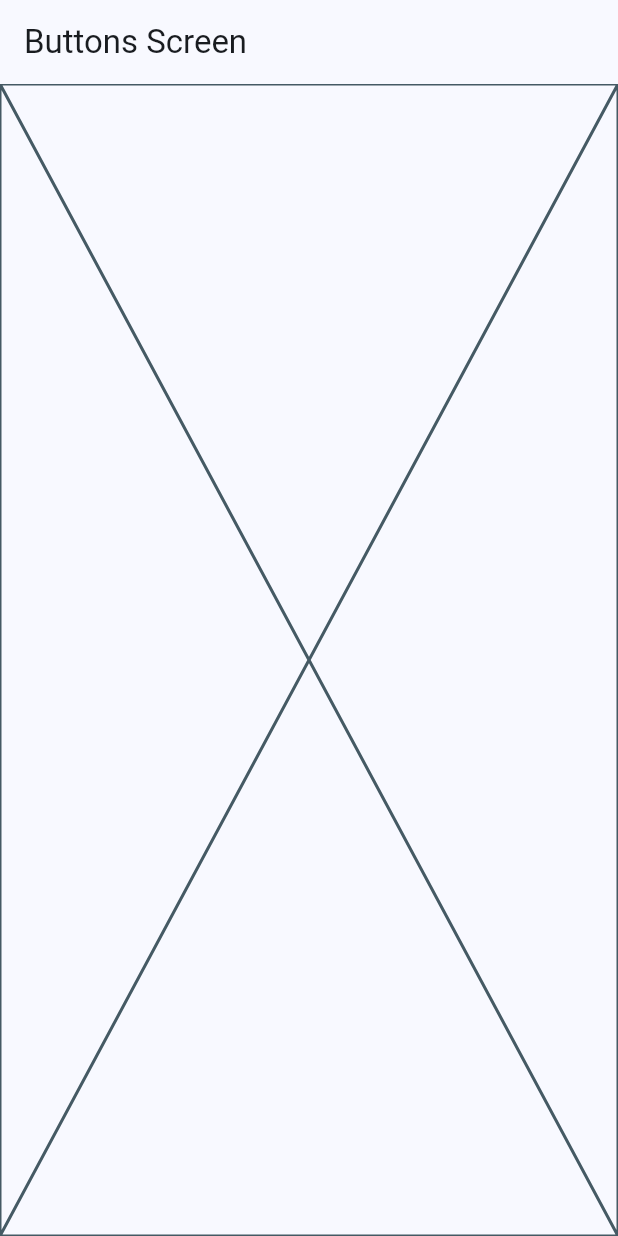
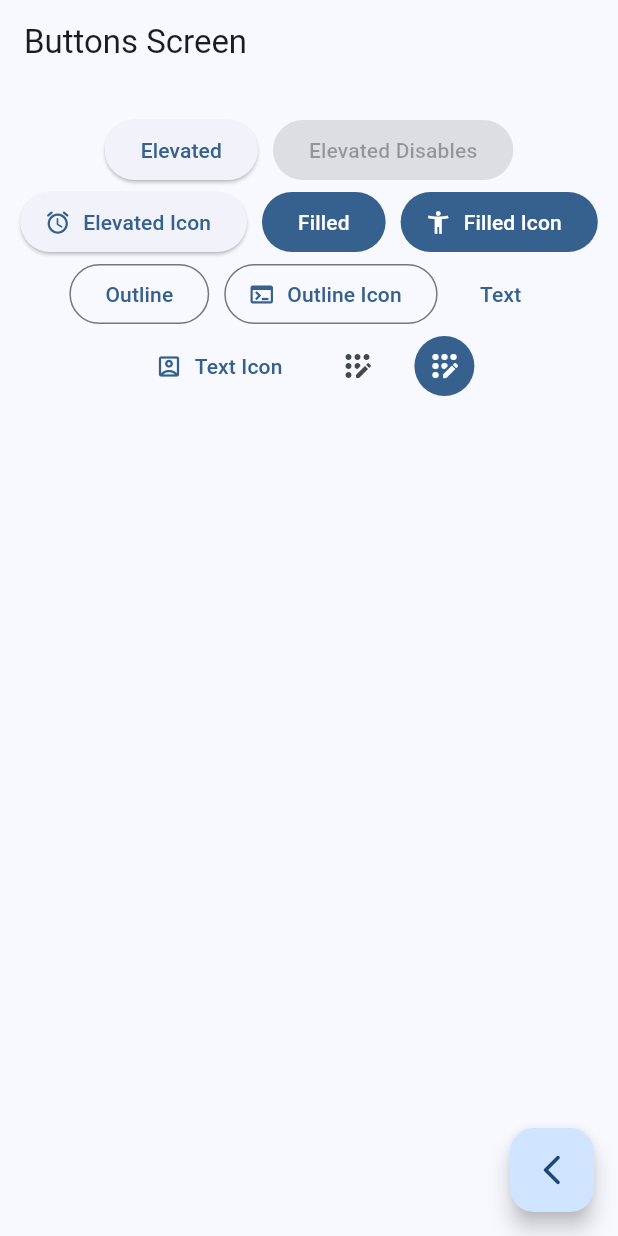
Before and after one commit to santiagomillan/widgets_app, a Flutter app: the ButtonsScreen screen opened by its route, on a phone screen of 412 x 824 dp. Run offline on Flutter 3.47's test engine with Material 3 defaults, Android fonts, the phone set to English and light mode, and no system bars; our stand-ins replace go_router.

```diff
--- a/lib/presentation/screens/buttons/buttons_screen.dart
+++ b/lib/presentation/screens/buttons/buttons_screen.dart
@@ -1,4 +1,5 @@
 import 'package:flutter/material.dart';
+import 'package:go_router/go_router.dart';
 
 class ButtonsScreen extends StatelessWidget {
   static const String name = 'buttons_screen';
@@ -11,7 +12,70 @@ class ButtonsScreen extends StatelessWidget {
       appBar: AppBar(
         title: const Text('Buttons Screen'),
       ),
-      body: const Placeholder(),
+      body: const _ButtonsView(),
+      floatingActionButton: FloatingActionButton(
+        child: const Icon(Icons.arrow_back_ios_new_rounded),
+        onPressed: () {
+          context.pop();
+        },
+      ),
     );
   }
 }
+
+class _ButtonsView extends StatelessWidget {
+  const _ButtonsView();
+
+  @override
+  Widget build(BuildContext context) {
+    final colors = Theme.of(context).colorScheme;
+    return SizedBox(
+      width: double.infinity,
+      child: Padding(
+        padding: const EdgeInsets.symmetric(horizontal: 10, vertical: 20),
+        child: Wrap(
+          spacing: 10,
+          alignment: WrapAlignment.center,
+          children: [
+            ElevatedButton(onPressed: () {}, child: const Text('Elevated')),
+            const ElevatedButton(
+                onPressed: null, child: Text('Elevated Disables')),
+            ElevatedButton.icon(
+                onPressed: () {},
+                icon: const Icon(Icons.access_alarm_rounded),
+                label: const Text('Elevated Icon')),
+            FilledButton(onPressed: () {}, child: const Text('Filled')),
+            FilledButton.icon(
+                onPressed: () {},
+                icon: const Icon(Icons.accessibility_new),
+                label: const Text('Filled Icon')),
+            OutlinedButton(onPressed: () {}, child: const Text('Outline')),
+            OutlinedButton.icon(
+              onPressed: () {},
+              label: const Text('Outline Icon'),
+              icon: const Icon(Icons.terminal),
+            ),
+            TextButton(onPressed: () {}, child: const Text('Text')),
+            TextButton.icon(
+                onPressed: () {},
+                icon: const Icon(Icons.account_box_outlined),
+                label: const Text('Text Icon')),
+            //Todo Custome buttos
+
+            IconButton(
+                onPressed: () {},
+                icon: const Icon(Icons.app_registration_rounded)),
+            IconButton(
+              onPressed: () {},
+              icon: const Icon(Icons.app_registration_rounded),
+              style: ButtonStyle(
+                backgroundColor: MaterialStatePropertyAll(colors.primary),
+                iconColor: const MaterialStatePropertyAll(Colors.white),
+              ),
+            )
+          ],
+        ),
+      ),
+    );
+  }
+}
```
